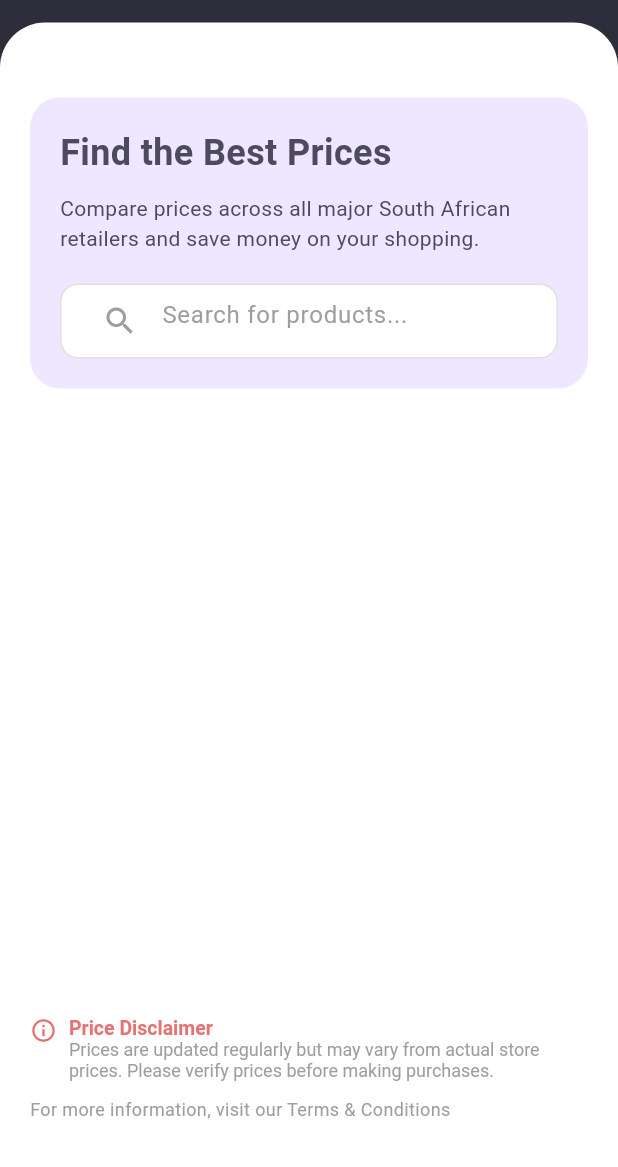
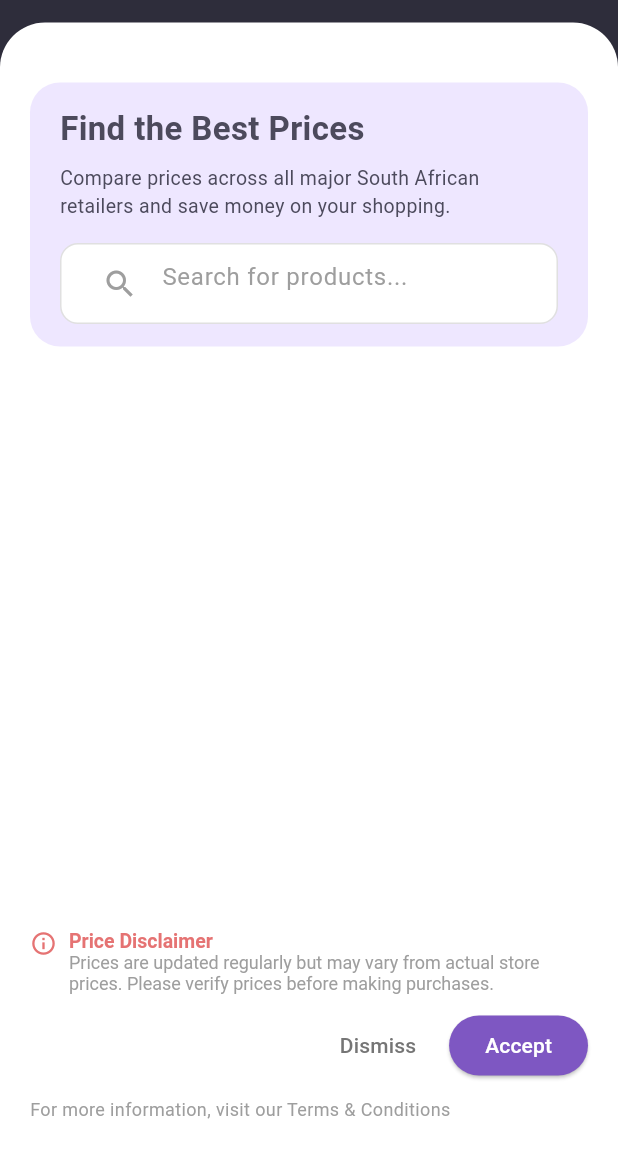
Before and after one commit to keanan557/Price-Pulse, a Flutter app: the screen it shows after launch, on a phone screen of 412 x 824 dp, the part 69-1236 px from its top. Run offline on Flutter 3.47's test engine with Material 3 defaults, Android fonts, the phone set to English and light mode, and no system bars.

Commit message:
accept/dismiss disclaimer

```diff
--- a/lib/main.dart
+++ b/lib/main.dart
@@ -30,8 +30,10 @@ class PricePulseHomeScreen extends StatefulWidget {
 class _PricePulseHomeScreenState extends State<PricePulseHomeScreen> {
   final TextEditingController _searchController = TextEditingController();
   String _searchQuery = '';
+  // New state variable for disclaimer visibility
+  bool _showDisclaimer = true; // Set to true by default to show it initially
 
-  // Dummy product data
+  // Dummy product data (unchanged)
   final List<Map<String, dynamic>> _allProducts = [
     {
       'image': 'assets/shoprite_bread.png',
@@ -65,7 +67,6 @@ class _PricePulseHomeScreenState extends State<PricePulseHomeScreen> {
       'lastUpdated': '30 Min ago',
       'isBestPrice': false,
     },
-    // Add more products to make suggestions more diverse
     {
       'image': 'assets/shoprite_milk.png',
       'productName': 'Full Cream Milk 1L',
@@ -98,15 +99,32 @@ class _PricePulseHomeScreenState extends State<PricePulseHomeScreen> {
       'lastUpdated': '45 Min ago',
       'isBestPrice': false,
     },
+    {
+      'image': 'assets/checkers_eggs.png',
+      'productName': 'Large Eggs 1 Dozen',
+      'store': 'Checkers',
+      'price': 'R35,00',
+      'lastUpdated': '15 Min ago',
+      'isBestPrice': false,
+    },
+    {
+      'image': 'assets/shoprite_sugar.png',
+      'productName': 'White Sugar 1kg',
+      'store': 'Shoprite',
+      'price': 'R25,00',
+      'lastUpdated': '10 Min ago',
+      'isBestPrice': false,
+    },
   ];
 
-  List<Map<String, dynamic>> _filteredProducts = [];
+  List<Map<String, dynamic>> _filteredProductsDisplay = [];
   List<String> _autocompleteSuggestions = [];
+  final List<String> _allStores = ['Shoprite', 'Checkers', 'Pick n Pay', 'Woolworths'];
 
   @override
   void initState() {
     super.initState();
-    _filteredProducts = [];
+    _filteredProductsDisplay = [];
     _searchController.addListener(_onSearchChanged);
   }
 
@@ -126,20 +144,49 @@ class _PricePulseHomeScreenState extends State<PricePulseHomeScreen> {
 
   void _updateFilteredProductsAndSuggestions() {
     if (_searchQuery.isEmpty) {
-      _filteredProducts = [];
+      _filteredProductsDisplay = [];
       _autocompleteSuggestions = [];
     } else {
       final queryLower = _searchQuery.toLowerCase();
 
-      // Filter products for the main display
-      _filteredProducts = _allProducts.where((product) {
-        final productNameLower = (product['productName'] as String).toLowerCase();
-        final storeLower = (product['store'] as String).toLowerCase();
-        return productNameLower.contains(queryLower) || storeLower.contains(queryLower);
-      }).toList();
+      _filteredProductsDisplay = [];
 
-      // Generate autocomplete suggestions based on product names and stores
-      Set<String> uniqueSuggestions = {}; // Use a Set to avoid duplicate suggestions
+      for (String store in _allStores) {
+        final productInStore = _allProducts.firstWhere(
+              (product) =>
+          (product['productName'] as String).toLowerCase().contains(queryLower) &&
+              (product['store'] as String).toLowerCase() == store.toLowerCase(),
+          orElse: () => {},
+        );
+
+        if (productInStore.isNotEmpty) {
+          _filteredProductsDisplay.add(productInStore);
+        } else {
+          _filteredProductsDisplay.add({
+            'image': 'assets/placeholder.png',
+            'productName': _searchQuery.isNotEmpty ? _searchQuery : 'Product',
+            'store': store,
+            'price': 'N/A',
+            'lastUpdated': 'Unavailable',
+            'isBestPrice': false,
+            'isUnavailable': true,
+          });
+        }
+      }
+
+      _filteredProductsDisplay.sort((a, b) {
+        final bool aUnavailable = a['isUnavailable'] ?? false;
+        final bool bUnavailable = b['isUnavailable'] ?? false;
+
+        if (aUnavailable && !bUnavailable) return 1;
+        if (!aUnavailable && bUnavailable) return -1;
+
+        if (a['isBestPrice'] == true && b['isBestPrice'] == false) return -1;
+        if (a['isBestPrice'] == false && b['isBestPrice'] == true) return 1;
+        return 0;
+      });
+
+      Set<String> uniqueSuggestions = {};
       for (var product in _allProducts) {
         final productName = product['productName'] as String;
         final storeName = product['store'] as String;
@@ -151,7 +198,7 @@ class _PricePulseHomeScreenState extends State<PricePulseHomeScreen> {
           uniqueSuggestions.add(storeName);
         }
       }
-      _autocompleteSuggestions = uniqueSuggestions.take(5).toList(); // Limit to top 5 suggestions
+      _autocompleteSuggestions = uniqueSuggestions.take(5).toList();
     }
   }
 
@@ -160,10 +207,17 @@ class _PricePulseHomeScreenState extends State<PricePulseHomeScreen> {
       _searchController.text = suggestion;
       _searchController.selection = TextSelection.fromPosition(
         TextPosition(offset: _searchController.text.length),
-      ); // Move cursor to end
-      _searchQuery = suggestion; // Update search query
-      _autocompleteSuggestions = []; // Clear suggestions after selection
-      _updateFilteredProductsAndSuggestions(); // Update main product list based on selected suggestion
+      );
+      _searchQuery = suggestion;
+      _autocompleteSuggestions = [];
+      _updateFilteredProductsAndSuggestions();
+    });
+  }
+
+  // Function to dismiss the disclaimer
+  void _dismissDisclaimer() {
+    setState(() {
+      _showDisclaimer = false;
     });
   }
 
@@ -213,11 +267,12 @@ class _PricePulseHomeScreenState extends State<PricePulseHomeScreen> {
                   child: Column(
                     crossAxisAlignment: CrossAxisAlignment.start,
                     children: [
-                      const SizedBox(height: 30),
+                      const SizedBox(height: 20), // Reduced height
                       // "Find the Best Prices" Section
                       Container(
                         width: double.infinity,
-                        padding: const EdgeInsets.all(20.0),
+                        // Adjusted padding for a smaller container
+                        padding: const EdgeInsets.symmetric(horizontal: 20.0, vertical: 15.0),
                         decoration: BoxDecoration(
                           color: const Color(0xFFEEE7FF),
                           borderRadius: BorderRadius.circular(20),
@@ -228,23 +283,23 @@ class _PricePulseHomeScreenState extends State<PricePulseHomeScreen> {
                             const Text(
                               'Find the Best Prices',
                               style: TextStyle(
-                                fontSize: 24,
+                                fontSize: 22, // Slightly reduced font size
                                 fontWeight: FontWeight.bold,
                                 color: Color(0xFF4C4A5C),
                               ),
                             ),
-                            const SizedBox(height: 10),
+                            const SizedBox(height: 8), // Reduced height
                             const Text(
                               'Compare prices across all major South African\nretailers and save money on your shopping.',
                               style: TextStyle(
-                                fontSize: 14,
+                                fontSize: 13, // Slightly reduced font size
                                 color: Color(0xFF4C4A5C),
                               ),
                             ),
-                            const SizedBox(height: 20),
+                            const SizedBox(height: 15), // Reduced height
                             // Search Bar
                             Container(
-                              padding: const EdgeInsets.symmetric(horizontal: 15),
+                              padding: const EdgeInsets.symmetric(horizontal: 15, vertical: 2), // Reduced vertical padding
                               decoration: BoxDecoration(
                                 color: Colors.white,
                                 borderRadius: BorderRadius.circular(12),
@@ -272,9 +327,9 @@ class _PricePulseHomeScreenState extends State<PricePulseHomeScreen> {
                                   ),
                                   constraints: BoxConstraints(
                                       maxHeight:
-                                      _autocompleteSuggestions.length * 48.0), // Max height for suggestions
+                                      _autocompleteSuggestions.length * 48.0),
                                   child: ListView.builder(
-                                    shrinkWrap: true, // Important for ListView inside Column
+                                    shrinkWrap: true,
                                     itemCount: _autocompleteSuggestions.length,
                                     itemBuilder: (context, index) {
                                       final suggestion = _autocompleteSuggestions[index];
@@ -291,13 +346,13 @@ class _PricePulseHomeScreenState extends State<PricePulseHomeScreen> {
                       ),
                       const SizedBox(height: 20),
 
-                      // Conditional Product List
-                      if (_searchQuery.isNotEmpty)
+                      // Conditional Product List or "No results found" message
+                      if (_searchQuery.isNotEmpty && _filteredProductsDisplay.isNotEmpty)
                         Expanded(
                           child: ListView.builder(
-                            itemCount: _filteredProducts.length,
+                            itemCount: _filteredProductsDisplay.length,
                             itemBuilder: (context, index) {
-                              final product = _filteredProducts[index];
+                              final product = _filteredProductsDisplay[index];
                               return ProductCard(
                                 imagePath: product['image'],
                                 productName: product['productName'],
@@ -305,16 +360,52 @@ class _PricePulseHomeScreenState extends State<PricePulseHomeScreen> {
                                 price: product['price'],
                                 lastUpdated: product['lastUpdated'],
                                 isBestPrice: product['isBestPrice'],
+                                isUnavailable: product['isUnavailable'] ?? false,
+                                searchQuery: _searchQuery,
                               );
                             },
+                          ),
+                        )
+                      else if (_searchQuery.isNotEmpty && _filteredProductsDisplay.isEmpty)
+                        Expanded(
+                          child: Center(
+                            child: Column(
+                              mainAxisAlignment: MainAxisAlignment.center,
+                              children: [
+                                Icon(
+                                  Icons.sentiment_dissatisfied,
+                                  size: 50,
+                                  color: Colors.grey[400],
+                                ),
+                                const SizedBox(height: 10),
+                                Text(
+                                  'No results found for "${_searchQuery}"',
+                                  textAlign: TextAlign.center,
+                                  style: TextStyle(
+                                    fontSize: 18,
+                                    color: Colors.grey[600],
+                                  ),
+                                ),
+                                const SizedBox(height: 5),
+                                Text(
+                                  'Please try a different search term.',
+                                  textAlign: TextAlign.center,
+                                  style: TextStyle(
+                                    fontSize: 14,
+                                    color: Colors.grey[500],
+                                  ),
+                                ),
+                              ],
+                            ),
                           ),
                         )
                       else
                         const Spacer(),
 
-                      // Disclaimer Section at the bottom
+                      // Disclaimer Section at the bottom (Conditional Visibility)
+                      if (_showDisclaimer)
                         Container(
-                        padding: const EdgeInsets.only(bottom: 10),
+                          padding: const EdgeInsets.only(bottom: 10, top: 10), // Added top padding
                           child: Column(
                             crossAxisAlignment: CrossAxisAlignment.start,
                             children: [
@@ -349,6 +440,29 @@ class _PricePulseHomeScreenState extends State<PricePulseHomeScreen> {
                                 ],
                               ),
                               const SizedBox(height: 10),
+                              // Buttons for Disclaimer
+                              Row(
+                                mainAxisAlignment: MainAxisAlignment.end, // Align buttons to the right
+                                children: [
+                                  TextButton(
+                                    onPressed: _dismissDisclaimer, // Call dismiss function
+                                    child: Text(
+                                      'Dismiss',
+                                      style: TextStyle(color: Colors.grey[600]),
+                                    ),
+                                  ),
+                                  const SizedBox(width: 10),
+                                  ElevatedButton(
+                                    onPressed: _dismissDisclaimer, // Call dismiss function
+                                    style: ElevatedButton.styleFrom(
+                                      backgroundColor: Colors.deepPurple[400], // Use a primary color
+                                      foregroundColor: Colors.white,
+                                    ),
+                                    child: const Text('Accept'),
+                                  ),
+                                ],
+                              ),
+                              const SizedBox(height: 10), // Added space below buttons
                               const Text(
                                 'For more information, visit our Terms & Conditions',
                                 style: TextStyle(
@@ -371,23 +485,26 @@ class _PricePulseHomeScreenState extends State<PricePulseHomeScreen> {
   }
 }
 
-// Separate Widget for a single Product Card for reusability and cleaner code
 class ProductCard extends StatelessWidget {
-  final String imagePath;
+  final String? imagePath;
   final String productName;
   final String store;
   final String price;
   final String lastUpdated;
   final bool isBestPrice;
+  final bool isUnavailable;
+  final String? searchQuery;
 
   const ProductCard({
     super.key,
-    required this.imagePath,
+    this.imagePath,
     required this.productName,
     required this.store,
     required this.price,
     required this.lastUpdated,
     this.isBestPrice = false,
+    this.isUnavailable = false,
+    this.searchQuery,
   });
 
   @override
@@ -398,23 +515,32 @@ class ProductCard extends StatelessWidget {
       shape: RoundedRectangleBorder(
         borderRadius: BorderRadius.circular(15),
       ),
-      color: Colors.white,
+      color: isUnavailable ? Colors.grey[100] : Colors.white,
       child: Padding(
         padding: const EdgeInsets.all(15.0),
         child: Row(
           crossAxisAlignment: CrossAxisAlignment.start,
           children: [
-            // Product Image
             Container(
               width: 80,
               height: 80,
               decoration: BoxDecoration(
                 borderRadius: BorderRadius.circular(10),
-                image: DecorationImage(
-                  image: AssetImage(imagePath),
+                color: isUnavailable ? Colors.grey[200] : null,
+                image: imagePath != null && !isUnavailable
+                    ? DecorationImage(
+                  image: AssetImage(imagePath!),
                   fit: BoxFit.cover,
+                )
+                    : null,
               ),
-              ),
+              child: isUnavailable
+                  ? Icon(
+                Icons.not_interested,
+                color: Colors.grey[500],
+                size: 40,
+              )
+                  : null,
             ),
             const SizedBox(width: 15),
             Expanded(
@@ -422,42 +548,43 @@ class ProductCard extends StatelessWidget {
                 crossAxisAlignment: CrossAxisAlignment.start,
                 children: [
                   Text(
-                    productName,
-                    style: const TextStyle(
+                    isUnavailable ? (searchQuery != null && searchQuery!.isNotEmpty ? searchQuery! : 'Product') : productName,
+                    style: TextStyle(
                       fontSize: 12,
-                      color: Colors.black87,
+                      color: isUnavailable ? Colors.grey[600] : Colors.black87,
+                      fontStyle: isUnavailable ? FontStyle.italic : null,
                     ),
                   ),
                   const SizedBox(height: 5),
                   Text(
                     store,
-                    style: const TextStyle(
+                    style: TextStyle(
                       fontSize: 18,
                       fontWeight: FontWeight.bold,
-                      color: Colors.black,
+                      color: isUnavailable ? Colors.grey[800] : Colors.black,
                     ),
                   ),
                   const SizedBox(height: 10),
                   Text(
-                    price,
-                    style: const TextStyle(
+                    isUnavailable ? 'Unavailable' : price,
+                    style: TextStyle(
                       fontSize: 18,
                       fontWeight: FontWeight.bold,
-                      color: Colors.black87,
+                      color: isUnavailable ? Colors.red[300] : Colors.black87,
                     ),
                   ),
                   const SizedBox(height: 5),
                   Text(
-                    'Last updated $lastUpdated',
-                    style: const TextStyle(
+                    isUnavailable ? 'Product is unavailable at this store' : 'Last updated $lastUpdated',
+                    style: TextStyle(
                       fontSize: 10,
-                      color: Colors.grey,
+                      color: isUnavailable ? Colors.grey[500] : Colors.grey,
                     ),
                   ),
                 ],
               ),
             ),
-            if (isBestPrice)
+            if (isBestPrice && !isUnavailable)
               Container(
                 padding: const EdgeInsets.symmetric(horizontal: 8, vertical: 4),
                 decoration: BoxDecoration(
```
Also changed, not shown: 1 other file. Lines whose indentation alone changed are shown as unchanged.
